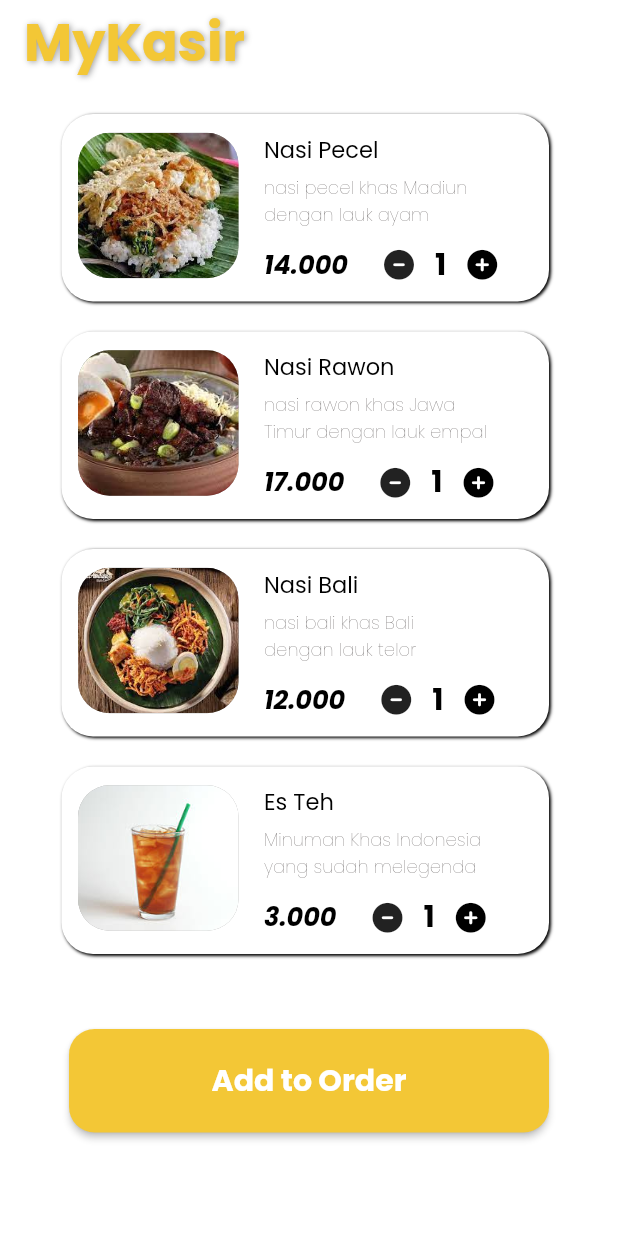
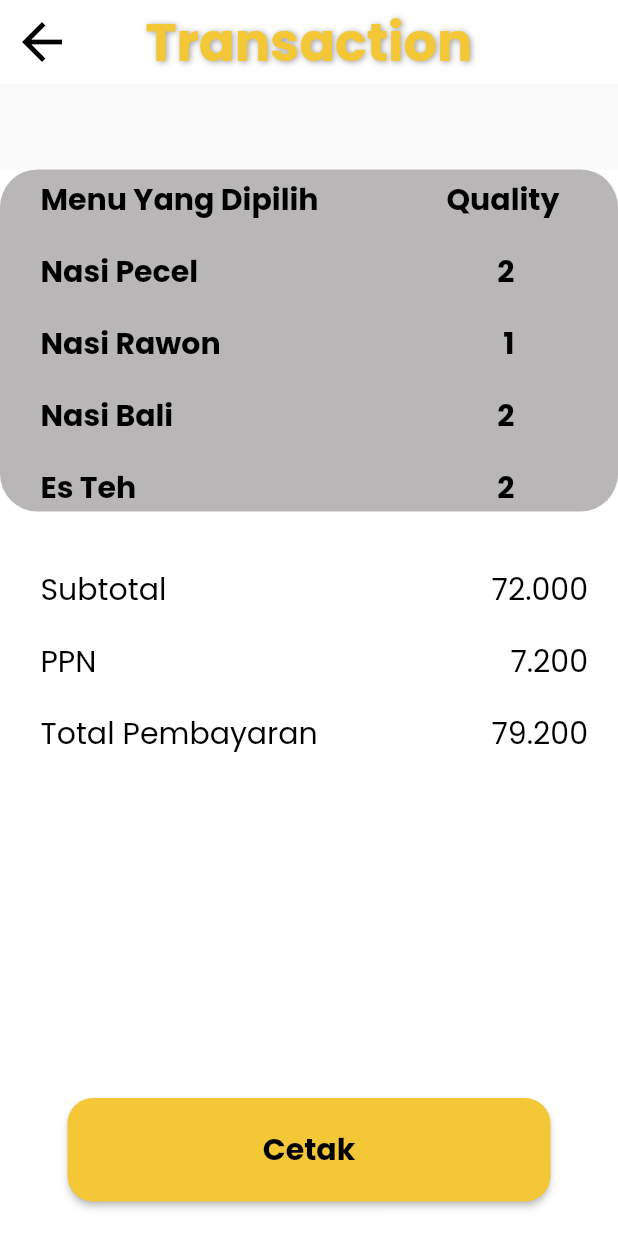
Before and after one commit to Ach-muchlas/myKasir, a Flutter app: the screen it shows after launch, on a phone screen of 412 x 824 dp. Run offline on Flutter 3.47's test engine with Material 2 defaults, Android fonts, the phone set to English and light mode, and no system bars; our stand-ins replace font_awesome_flutter, google_fonts.

Commit message:
commit Pertama push Github

```diff
--- a/lib/Material/typografi/my_Typography.dart
+++ b/lib/Material/typografi/my_Typography.dart
@@ -9,6 +9,7 @@ class MyTypography {
   static final LargeBold2 =
       GoogleFonts.poppins().copyWith(fontSize: 20, fontWeight: FontWeight.bold);
   static final Reguler = GoogleFonts.poppins().copyWith(fontSize: 15);
+  static final Reguler2 = GoogleFonts.poppins().copyWith(fontSize: 20);
   static final SmallLight =
       GoogleFonts.poppins().copyWith(fontSize: 12, fontWeight: FontWeight.w100);
 }
--- a/lib/main.dart
+++ b/lib/main.dart
@@ -1,10 +1,11 @@
 import 'package:flutter/material.dart';
 import 'package:tugas_pab/pages/homePages.dart';
+import 'package:tugas_pab/pages/transactionPages.dart';
 
 void main() {
   runApp(const MaterialApp(
     title: 'Kasir_Resto',
     debugShowCheckedModeBanner: false,
-    home: HomePages(),
+    home: TransactionPage(),
   ));
 }
--- a/lib/pages/transactionPages.dart
+++ b/lib/pages/transactionPages.dart
@@ -0,0 +1,232 @@
+import 'package:flutter/material.dart';
+import 'package:tugas_pab/Material/Widget/customButton.dart';
+import 'package:tugas_pab/Material/color/my_Colors.dart';
+import 'package:tugas_pab/Material/typografi/my_Typography.dart';
+
+class TransactionPage extends StatefulWidget {
+  const TransactionPage({super.key});
+
+  @override
+  State<TransactionPage> createState() => _TransactionPageState();
+}
+
+class _TransactionPageState extends State<TransactionPage> {
+  @override
+  Widget build(BuildContext context) {
+    return Scaffold(
+        appBar: AppBar(
+          backgroundColor: Colors.white,
+          elevation: 0.0,
+          centerTitle: true,
+          leading: IconButton(
+            onPressed: () {},
+            icon: const Icon(Icons.arrow_back),
+            color: Colors.black,
+            iconSize: 40.0,
+          ),
+          title: Text('Transaction',
+              style: MyTypography.LargeBold.copyWith(
+                  color: MyColors.kuning,
+                  shadows: <Shadow>[
+                    const Shadow(
+                      offset: Offset(1, 1),
+                      blurRadius: 5,
+                      color: Colors.grey,
+                    )
+                  ])),
+        ),
+        body: Container(
+          height: double.infinity,
+          width: double.infinity,
+          color: Colors.white,
+          margin: const EdgeInsets.only(top: 57.0),
+          child: Column(
+            mainAxisAlignment: MainAxisAlignment.start,
+            children: [
+              Container(
+                height: 228.0,
+                width: double.infinity,
+                padding:
+                    const EdgeInsets.only(left: 27.0, right: 39.0, top: 5.0),
+                decoration: BoxDecoration(
+                    color: MyColors.abuabu,
+                    borderRadius: BorderRadius.circular(25.0)),
+                child: Column(
+                  mainAxisAlignment: MainAxisAlignment.start,
+                  children: [
+                    Row(
+                      mainAxisAlignment: MainAxisAlignment.spaceBetween,
+                      // ignore: prefer_const_literals_to_create_immutables
+                      children: [
+                        Text(
+                          'Menu Yang Dipilih',
+                          style: MyTypography.LargeBold2.copyWith(
+                              color: Colors.black),
+                        ),
+                        Text('Quality',
+                            style: MyTypography.LargeBold2.copyWith(
+                                color: Colors.black)),
+                      ],
+                    ),
+                    const SizedBox(
+                      height: 18.0,
+                    ),
+                    Padding(
+                      padding: const EdgeInsets.only(right: 30.0),
+                      child: Row(
+                        mainAxisAlignment: MainAxisAlignment.spaceBetween,
+                        // ignore: prefer_const_literals_to_create_immutables
+                        children: [
+                          Text('Nasi Pecel',
+                              style: MyTypography.LargeBold2.copyWith(
+                                  color: Colors.black)),
+                          Text('2',
+                              style: MyTypography.LargeBold2.copyWith(
+                                  color: Colors.black)),
+                        ],
+                      ),
+                    ),
+                    const SizedBox(
+                      height: 18.0,
+                    ),
+                    Padding(
+                      padding: const EdgeInsets.only(right: 30.0),
+                      child: Row(
+                        mainAxisAlignment: MainAxisAlignment.spaceBetween,
+                        // ignore: prefer_const_literals_to_create_immutables
+                        children: [
+                          Text(
+                            'Nasi Rawon',
+                            style: MyTypography.LargeBold2.copyWith(
+                                color: Colors.black),
+                          ),
+                          Text('1',
+                              style: MyTypography.LargeBold2.copyWith(
+                                  color: Colors.black)),
+                        ],
+                      ),
+                    ),
+                    const SizedBox(
+                      height: 18.0,
+                    ),
+                    Padding(
+                      padding: const EdgeInsets.only(right: 30.0),
+                      child: Row(
+                        mainAxisAlignment: MainAxisAlignment.spaceBetween,
+                        // ignore: prefer_const_literals_to_create_immutables
+                        children: [
+                          Text(
+                            'Nasi Bali',
+                            style: MyTypography.LargeBold2.copyWith(
+                                color: Colors.black),
+                          ),
+                          Text('2',
+                              style: MyTypography.LargeBold2.copyWith(
+                                  color: Colors.black)),
+                        ],
+                      ),
+                    ),
+                    const SizedBox(
+                      height: 18.0,
+                    ),
+                    Padding(
+                      padding: const EdgeInsets.only(right: 30.0),
+                      child: Row(
+                        mainAxisAlignment: MainAxisAlignment.spaceBetween,
+                        // ignore: prefer_const_literals_to_create_immutables
+                        children: [
+                          Text(
+                            'Es Teh',
+                            style: MyTypography.LargeBold2.copyWith(
+                                color: Colors.black),
+                          ),
+                          Text('2',
+                              style: MyTypography.LargeBold2.copyWith(
+                                  color: Colors.black)),
+                        ],
+                      ),
+                    ),
+                  ],
+                ),
+              ),
+              // ignore: prefer_const_constructors
+              SizedBox(
+                height: 37.0,
+              ),
+              Padding(
+                padding: const EdgeInsets.only(left: 27.0, right: 20.0),
+                child: Column(
+                  children: [
+                    Row(
+                      mainAxisAlignment: MainAxisAlignment.spaceBetween,
+                      children: [
+                        Text(
+                          'Subtotal',
+                          style: MyTypography.Reguler2.copyWith(
+                              color: Colors.black),
+                        ),
+                        Text(
+                          '72.000',
+                          style: MyTypography.Reguler2.copyWith(
+                              color: Colors.black),
+                        )
+                      ],
+                    ),
+                    const SizedBox(
+                      height: 18,
+                    ),
+                    Row(
+                      mainAxisAlignment: MainAxisAlignment.spaceBetween,
+                      children: [
+                        Text(
+                          'PPN',
+                          style: MyTypography.Reguler2.copyWith(
+                              color: Colors.black),
+                        ),
+                        Text(
+                          '7.200',
+                          style: MyTypography.Reguler2.copyWith(
+                              color: Colors.black),
+                        )
+                      ],
+                    ),
+                    const SizedBox(
+                      height: 18,
+                    ),
+                    Row(
+                      mainAxisAlignment: MainAxisAlignment.spaceBetween,
+                      children: [
+                        Text(
+                          'Total Pembayaran',
+                          style: MyTypography.Reguler2.copyWith(
+                              color: Colors.black),
+                        ),
+                        Text(
+                          '79.200',
+                          style: MyTypography.Reguler2.copyWith(
+                              color: Colors.black),
+                        )
+                      ],
+                    ),
+                  ],
+                ),
+              )
+            ],
+          ),
+        ),
+        bottomNavigationBar: Container(
+          color: Colors.white,
+          width: 400,
+          child: Padding(
+            padding:
+                const EdgeInsets.only(left: 45.0, right: 45.0, bottom: 23.0),
+            child: CustomButton(
+                txtButton: Text(
+                  'Cetak',
+                  style: MyTypography.LargeBold2.copyWith(color: Colors.black),
+                ),
+                onTap: () {}),
+          ),
+        ));
+  }
+}
```
Also changed, not shown: 1 other file.
